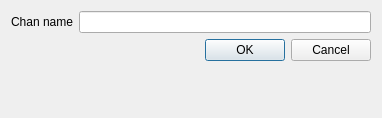
Before: the Qt Designer form src/client/gui/livejamming/app/newchan.ui in sush/Live-Jamming, drawn with Qt 5.
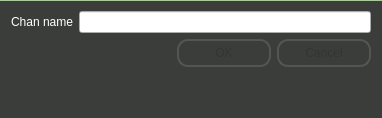
After: the same form once the commit is applied.

```diff
--- a/src/client/gui/livejamming/app/newchan.ui
+++ b/src/client/gui/livejamming/app/newchan.ui
@@ -13,6 +13,37 @@
   <property name="windowTitle">
    <string>New Chan</string>
   </property>
+  <property name="styleSheet">
+   <string notr="true">QDialog {
+	background: qlineargradient(spread:pad, x1:0, y1:0, x2:0, y2:1, stop:0.00934579 rgba(155, 217, 122, 255), stop:0.0116822 rgba(59, 61, 59, 255), stop:0.995455 rgba(59, 61, 59, 255));
+}
+
+QDialog QLabel {
+	color: #FFFFFF;
+}
+QDialog QPushButton {
+color: #333;
+border: 2px solid #555;
+border-radius: 11px;
+padding: 5px;
+background: qradialgradient(cx: 0.3, cy: -0.4,
+fx: 0.3, fy: -0.4,
+radius: 1.35, stop: 0 #fff, stop: 1 #888);
+min-width: 80px;
+}
+QDialog QPushButton:hover {
+background: qradialgradient(cx: 0.3, cy: -0.4,
+fx: 0.3, fy: -0.4,
+radius: 1.35, stop: 0 #fff, stop: 1 #bbb);
+}
+QDialog QPushButton:pressed {
+background: qradialgradient(cx: 0.4, cy: -0.1,
+fx: 0.4, fy: -0.1,
+radius: 1.35, stop: 0 #fff, stop: 1 #ddd);
+}
+
+</string>
+  </property>
   <layout class="QFormLayout" name="formLayout">
    <property name="fieldGrowthPolicy">
     <enum>QFormLayout::AllNonFixedFieldsGrow</enum>
```
